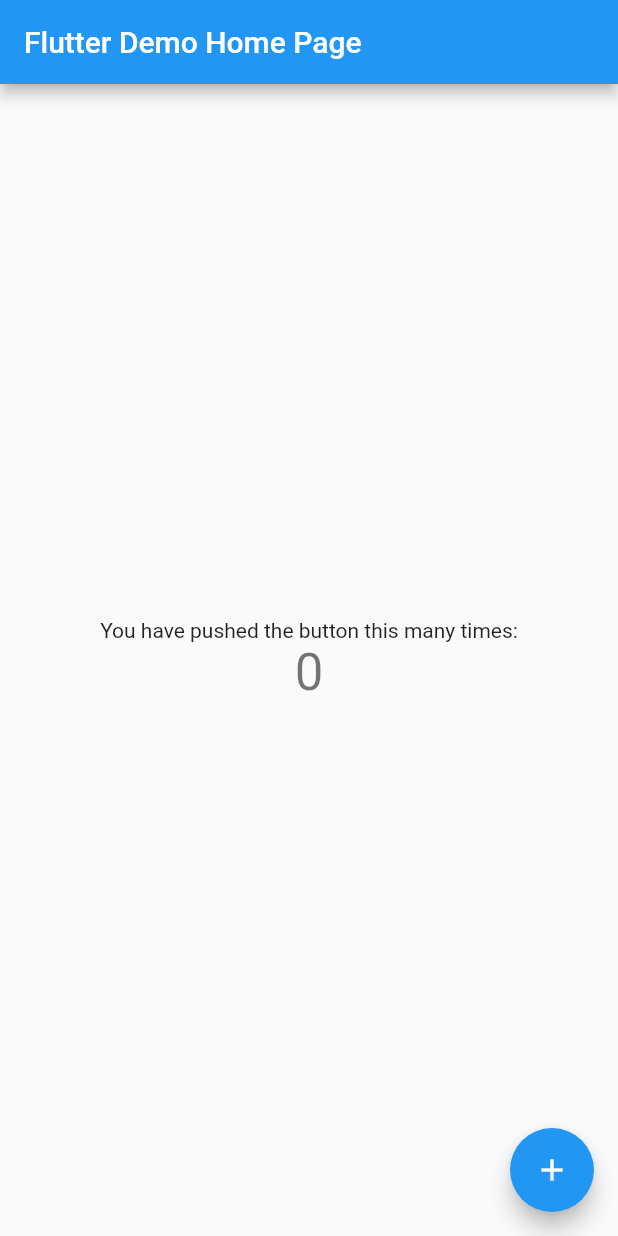
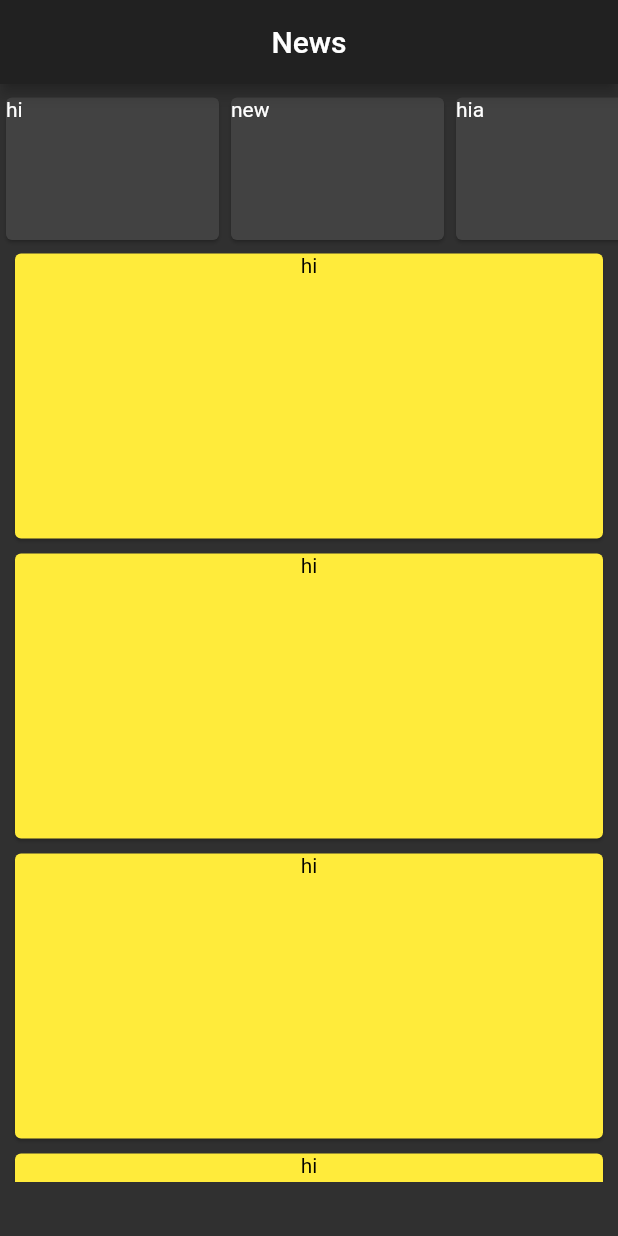
Before and after one commit to dhruvrawat777/News_app, a Flutter app: the screen it shows after launch, on a phone screen of 412 x 824 dp. Run offline on Flutter 3.47's test engine with Material 2 defaults, Android fonts, the phone set to English and light mode, and no system bars.

Commit message:
Added provider,theme,basic layout using list view builder

```diff
--- /dev/null
+++ b/lib/Providers/Category.dart
@@ -0,0 +1,16 @@
+import 'package:News_app/models/CategoryModel.dart';
+import 'package:flutter/cupertino.dart';
+
+class Category extends ChangeNotifier {
+  final List<CategoryModel> categories = [
+    CategoryModel(categoryName: 'hi', imgUrl: 'rand'),
+    CategoryModel(categoryName: 'new', imgUrl: 'newww'),
+    CategoryModel(categoryName: 'hia', imgUrl: 'rand'),
+    CategoryModel(categoryName: 'hsdi', imgUrl: 'rand'),
+    CategoryModel(categoryName: 'hsdai', imgUrl: 'rand'),
+  ];
+
+  void getCategories() {
+    notifyListeners();
+  }
+}
--- /dev/null
+++ b/lib/controllers/CategoryData.dart
@@ -0,0 +1,11 @@
+import '../models/CategoryModel.dart';
+
+List<CategoryModel> getCategories() {
+  List<CategoryModel> category;
+  CategoryModel dummy;
+  dummy.categoryName = 'Any';
+  dummy.imgUrl =
+      'https://www.google.com/imgres?imgurl=https%3A%2F%2Fi.ytimg.com%2Fvi%2FMPV2METPeJU%2Fmaxresdefault.jpg&imgrefurl=https%3A%2F%2Fwww.youtube.com%2Fwatch%3Fv%3DMPV2METPeJU&tbnid=KypVIfrnXZbYeM&vet=12ahUKEwi-wLjLwPjrAhXHJCsKHUnLA28QMygAegUIARDMAQ..i&docid=PesX8IHCvvYULM&w=1280&h=720&q=dogs&ved=2ahUKEwi-wLjLwPjrAhXHJCsKHUnLA28QMygAegUIARDMAQ';
+  category.add(dummy);
+  return category;
+}
--- a/lib/main.dart
+++ b/lib/main.dart
@@ -1,117 +1,26 @@
+import 'package:News_app/Providers/Category.dart';
 import 'package:flutter/material.dart';
+import 'package:provider/provider.dart';
+import './views/HomePage.dart';
 
-void main() {
-  runApp(MyApp());
-}
+void main() => runApp(MyApp());
 
 class MyApp extends StatelessWidget {
-  // This widget is the root of your application.
   @override
   Widget build(BuildContext context) {
-    return MaterialApp(
-      title: 'Flutter Demo',
-      theme: ThemeData(
-        // This is the theme of your application.
-        //
-        // Try running your application with "flutter run". You'll see the
-        // application has a blue toolbar. Then, without quitting the app, try
-        // changing the primarySwatch below to Colors.green and then invoke
-        // "hot reload" (press "r" in the console where you ran "flutter run",
-        // or simply save your changes to "hot reload" in a Flutter IDE).
-        // Notice that the counter didn't reset back to zero; the application
-        // is not restarted.
-        primarySwatch: Colors.blue,
-        // This makes the visual density adapt to the platform that you run
-        // the app on. For desktop platforms, the controls will be smaller and
-        // closer together (more dense) than on mobile platforms.
-        visualDensity: VisualDensity.adaptivePlatformDensity,
+    return ChangeNotifierProvider(
+      create: (ctx) => Category(),
+      child: MaterialApp(
+        title: "News",
+        theme: ThemeData.dark(),
+        home: Scaffold(
+          appBar: AppBar(
+            title: Text("News"),
+            centerTitle: true,
+          ),
+          body: HomePage(),
+        ),
       ),
-      home: MyHomePage(title: 'Flutter Demo Home Page'),
     );
   }
 }
-
-class MyHomePage extends StatefulWidget {
-  MyHomePage({Key key, this.title}) : super(key: key);
-
-  // This widget is the home page of your application. It is stateful, meaning
-  // that it has a State object (defined below) that contains fields that affect
-  // how it looks.
-
-  // This class is the configuration for the state. It holds the values (in this
-  // case the title) provided by the parent (in this case the App widget) and
-  // used by the build method of the State. Fields in a Widget subclass are
-  // always marked "final".
-
-  final String title;
-
-  @override
-  _MyHomePageState createState() => _MyHomePageState();
-}
-
-class _MyHomePageState extends State<MyHomePage> {
-  int _counter = 0;
-
-  void _incrementCounter() {
-    setState(() {
-      // This call to setState tells the Flutter framework that something has
-      // changed in this State, which causes it to rerun the build method below
-      // so that the display can reflect the updated values. If we changed
-      // _counter without calling setState(), then the build method would not be
-      // called again, and so nothing would appear to happen.
-      _counter++;
-    });
-  }
-
-  @override
-  Widget build(BuildContext context) {
-    // This method is rerun every time setState is called, for instance as done
-    // by the _incrementCounter method above.
-    //
-    // The Flutter framework has been optimized to make rerunning build methods
-    // fast, so that you can just rebuild anything that needs updating rather
-    // than having to individually change instances of widgets.
-    return Scaffold(
-      appBar: AppBar(
-        // Here we take the value from the MyHomePage object that was created by
-        // the App.build method, and use it to set our appbar title.
-        title: Text(widget.title),
-      ),
-      body: Center(
-        // Center is a layout widget. It takes a single child and positions it
-        // in the middle of the parent.
-        child: Column(
-          // Column is also a layout widget. It takes a list of children and
-          // arranges them vertically. By default, it sizes itself to fit its
-          // children horizontally, and tries to be as tall as its parent.
-          //
-          // Invoke "debug painting" (press "p" in the console, choose the
-          // "Toggle Debug Paint" action from the Flutter Inspector in Android
-          // Studio, or the "Toggle Debug Paint" command in Visual Studio Code)
-          // to see the wireframe for each widget.
-          //
-          // Column has various properties to control how it sizes itself and
-          // how it positions its children. Here we use mainAxisAlignment to
-          // center the children vertically; the main axis here is the vertical
-          // axis because Columns are vertical (the cross axis would be
-          // horizontal).
-          mainAxisAlignment: MainAxisAlignment.center,
-          children: <Widget>[
-            Text(
-              'You have pushed the button this many times:',
-            ),
-            Text(
-              '$_counter',
-              style: Theme.of(context).textTheme.headline4,
-            ),
-          ],
-        ),
-      ),
-      floatingActionButton: FloatingActionButton(
-        onPressed: _incrementCounter,
-        tooltip: 'Increment',
-        child: Icon(Icons.add),
-      ), // This trailing comma makes auto-formatting nicer for build methods.
-    );
-  }
-}
--- /dev/null
+++ b/lib/models/CategoryModel.dart
@@ -0,0 +1,11 @@
+import 'package:flutter/cupertino.dart';
+
+class CategoryModel {
+  String categoryName;
+  String imgUrl;
+
+  CategoryModel({
+    @required this.categoryName,
+    @required this.imgUrl,
+  });
+}
--- /dev/null
+++ b/lib/views/CategoryLister.dart
@@ -0,0 +1,36 @@
+import 'package:News_app/Providers/Category.dart';
+import 'package:flutter/material.dart';
+import 'package:flutter/rendering.dart';
+import 'package:provider/provider.dart';
+import '../Providers/Category.dart';
+
+class CategoryLister extends StatefulWidget {
+  @override
+  _CategoryListerState createState() => _CategoryListerState();
+}
+
+class _CategoryListerState extends State<CategoryLister> {
+  @override
+  Widget build(BuildContext context) {
+    final pro = Provider.of<Category>(context);
+    final categorylist = pro.categories;
+    return Container(
+      margin: EdgeInsets.only(top: 5),
+      height: MediaQuery.of(context).size.height / 8,
+      width: MediaQuery.of(context).size.width,
+      child: ListView.builder(
+        scrollDirection: Axis.horizontal,
+        itemBuilder: (context, index) {
+          return Container(
+            width: 150,
+            height: 100,
+            child: Card(
+              child: Text(categorylist[index].categoryName),
+            ),
+          );
+        },
+        itemCount: 5,
+      ),
+    );
+  }
+}
--- /dev/null
+++ b/lib/views/HomePage.dart
@@ -0,0 +1,15 @@
+import 'package:News_app/views/CategoryLister.dart';
+import 'package:flutter/material.dart';
+import './NewsLister.dart';
+
+class HomePage extends StatelessWidget {
+  @override
+  Widget build(BuildContext context) {
+    return Column(
+      children: [
+        CategoryLister(),
+        NewsLister(),
+      ],
+    );
+  }
+}
--- /dev/null
+++ b/lib/views/NewsLister.dart
@@ -0,0 +1,39 @@
+import 'package:flutter/material.dart';
+
+class NewsLister extends StatefulWidget {
+  @override
+  _NewsListerState createState() => _NewsListerState();
+}
+
+class _NewsListerState extends State<NewsLister> {
+  @override
+  Widget build(BuildContext context) {
+    return Container(
+      width: MediaQuery.of(context).size.width,
+      height: MediaQuery.of(context).size.height - 200,
+      child: ListView.builder(
+        itemBuilder: (ctx, index) {
+          return Container(
+            width: 100,
+            height: 200,
+            child: Card(
+              margin: EdgeInsets.symmetric(
+                horizontal: 10,
+                vertical: 5,
+              ),
+              color: Colors.yellow,
+              child: Text(
+                'hi',
+                textAlign: TextAlign.center,
+                style: TextStyle(
+                  color: Colors.black,
+                ),
+              ),
+            ),
+          );
+        },
+        itemCount: 4,
+      ),
+    );
+  }
+}
--- a/pubspec.yaml
+++ b/pubspec.yaml
@@ -23,6 +23,7 @@
 dependencies:
   flutter:
     sdk: flutter
+  provider: ^4.3.2+2
 
 
   # The following adds the Cupertino Icons font to your application.
```
Also changed, not shown: pubspec.lock.
